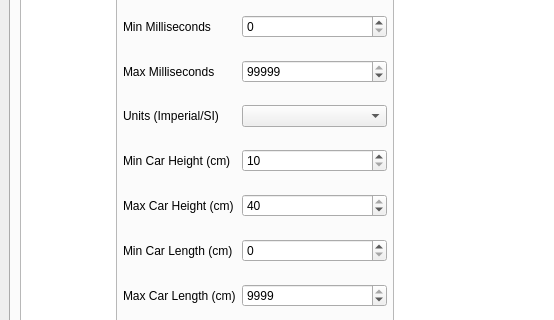
First picture: the form in rcdsWindow.ui, repository CapstoneFlows/rcds-python, before the edit; both pictures show x 0 to 554 and y 135 to 455 of the 800 by 600 pixel window.
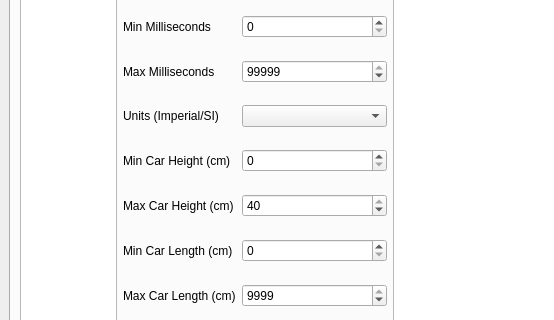
Second picture: the form after the edit. The open tabs and pages were chosen to show the change. Icons and pictures are not drawn. Custom widgets are drawn as their Qt base class.

The edit to the form file:
```diff
--- a/rcdsWindow.ui
+++ b/rcdsWindow.ui
@@ -362,7 +362,7 @@
               <item row="5" column="1">
                <widget class="QSpinBox" name="MinCMHSpinBox">
                 <property name="minimum">
-                 <number>10</number>
+                 <number>0</number>
                 </property>
                 <property name="maximum">
                  <number>40</number>
```
Left out of the diff: 17 changed lines with no effect on the pictures.
